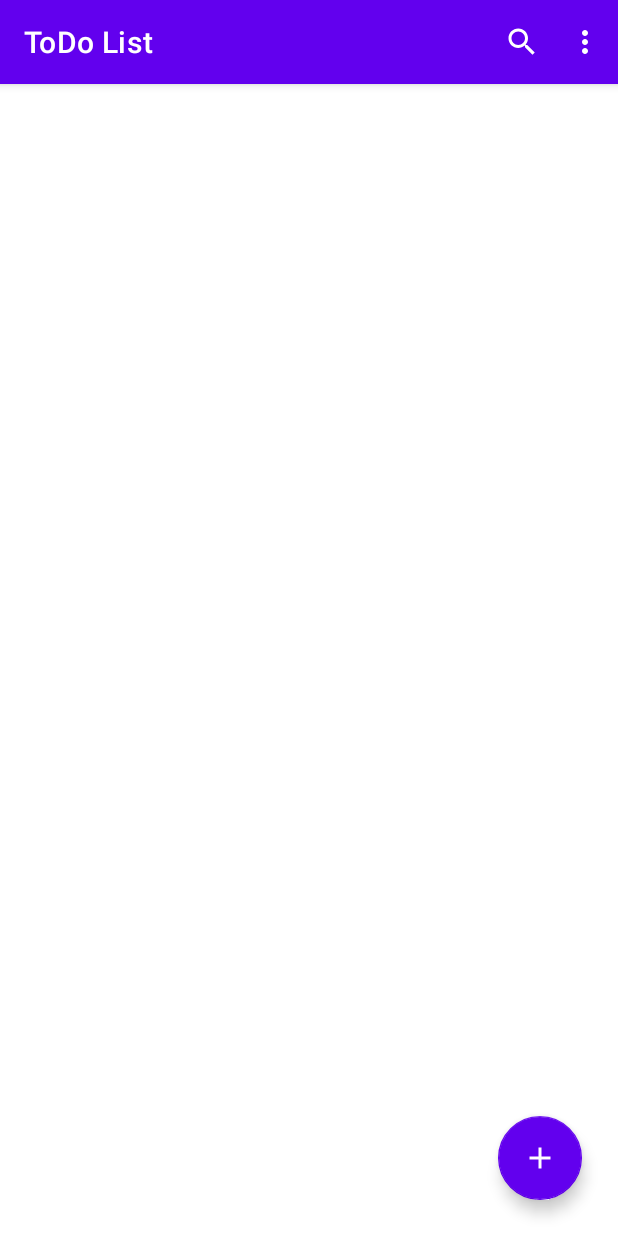
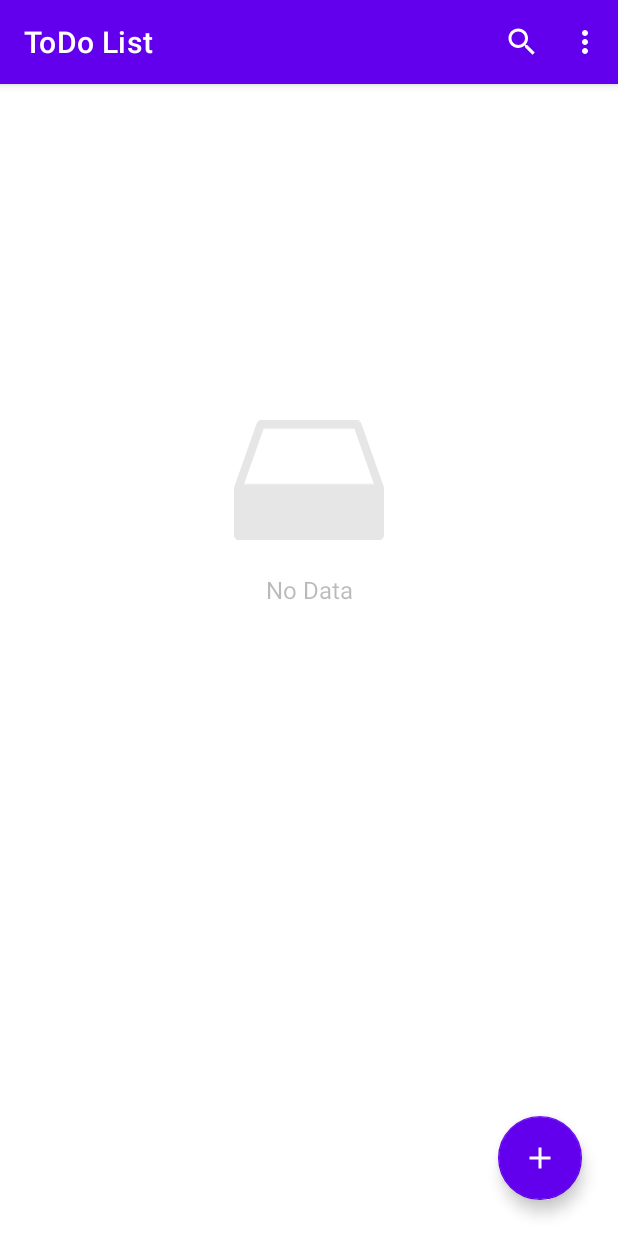
Before and after one commit to Melansia/CleanTODO, an Android app: the screen it shows after launch (MainActivity), on a phone screen of 412 x 824 dp. Run offline under Robolectric (Android 15) with nearby library versions, the phone set to English and light mode, and no system bars; our stand-ins replace Room's generated code, navigation-ui.

Commit message:
added a visible indicator that database is empty

```diff
--- a/app/src/main/java/com/example/todoappclean/fragments/SharedViewModel.kt
+++ b/app/src/main/java/com/example/todoappclean/fragments/SharedViewModel.kt
@@ -7,10 +7,18 @@ import android.widget.AdapterView
 import android.widget.TextView
 import androidx.core.content.ContextCompat
 import androidx.lifecycle.AndroidViewModel
+import androidx.lifecycle.MutableLiveData
 import com.example.todoappclean.R
 import com.example.todoappclean.data.models.Priority
+import com.example.todoappclean.data.models.ToDoData
 
 class SharedViewModel(application: Application) : AndroidViewModel(application) {
+
+    val emptyDatabase: MutableLiveData<Boolean> = MutableLiveData(true)
+
+    fun checkIfDatabaseEmpty(toDoData: List<ToDoData>) {
+        emptyDatabase.value = toDoData.isEmpty()
+    }
 
     val listener: AdapterView.OnItemSelectedListener = object :
         AdapterView.OnItemSelectedListener {
--- a/app/src/main/java/com/example/todoappclean/fragments/list/ListFragment.kt
+++ b/app/src/main/java/com/example/todoappclean/fragments/list/ListFragment.kt
@@ -3,6 +3,8 @@ package com.example.todoappclean.fragments.list
 import android.app.AlertDialog
 import android.os.Bundle
 import android.view.*
+import android.widget.ImageView
+import android.widget.TextView
 import android.widget.Toast
 import androidx.fragment.app.Fragment
 import androidx.constraintlayout.widget.ConstraintLayout
@@ -13,6 +15,7 @@ import androidx.recyclerview.widget.LinearLayoutManager
 import androidx.recyclerview.widget.RecyclerView
 import com.example.todoappclean.R
 import com.example.todoappclean.data.viewmodel.ToDoViewModel
+import com.example.todoappclean.fragments.SharedViewModel
 import com.google.android.material.floatingactionbutton.FloatingActionButton
 
 class ListFragment : Fragment() {
@@ -21,6 +24,8 @@ class ListFragment : Fragment() {
     private lateinit var fabAdd: FloatingActionButton
 
     private val mToDoViewModel: ToDoViewModel by viewModels()
+    private val mSharedViewModel: SharedViewModel by viewModels()
+
     private val adapter: ListAdapter by lazy { ListAdapter() }
 
     override fun onCreateView(
@@ -38,7 +43,11 @@ class ListFragment : Fragment() {
         rvFragmentList.layoutManager = LinearLayoutManager(requireActivity())
 
         mToDoViewModel.getAllData.observe(viewLifecycleOwner, Observer { data ->
+            mSharedViewModel.checkIfDatabaseEmpty(data)
             adapter.setData(data)
+        })
+        mSharedViewModel.emptyDatabase.observe(viewLifecycleOwner, Observer {
+            showEmptyDatabaseViews(it)
         })
 
         fabAdd.setOnClickListener {
@@ -52,6 +61,16 @@ class ListFragment : Fragment() {
         setHasOptionsMenu(true)
 
         return view
+    }
+
+    private fun showEmptyDatabaseViews(emptyDatabase: Boolean) {
+        if (emptyDatabase) {
+            view?.findViewById<ImageView>(R.id.iv_no_data)?.visibility = View.VISIBLE
+            view?.findViewById<TextView>(R.id.tv_no_data)?.visibility = View.VISIBLE
+        } else {
+            view?.findViewById<ImageView>(R.id.iv_no_data)?.visibility = View.INVISIBLE
+            view?.findViewById<TextView>(R.id.tv_no_data)?.visibility = View.INVISIBLE
+        }
     }
 
     override fun onCreateOptionsMenu(menu: Menu, inflater: MenuInflater) {
```
